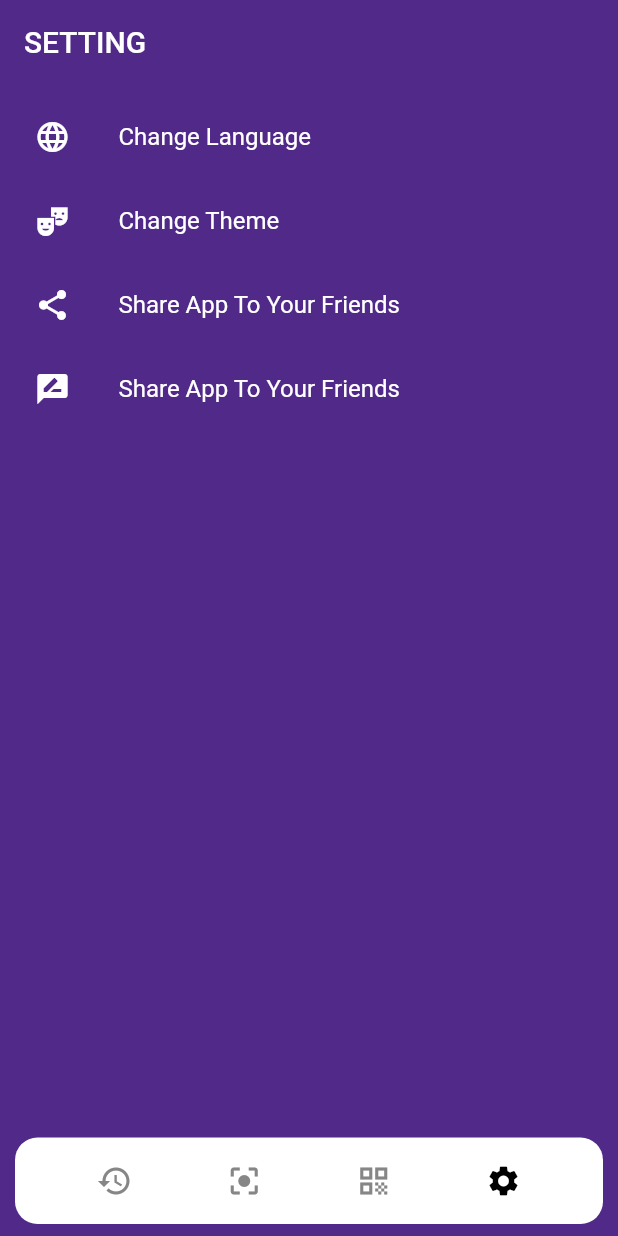
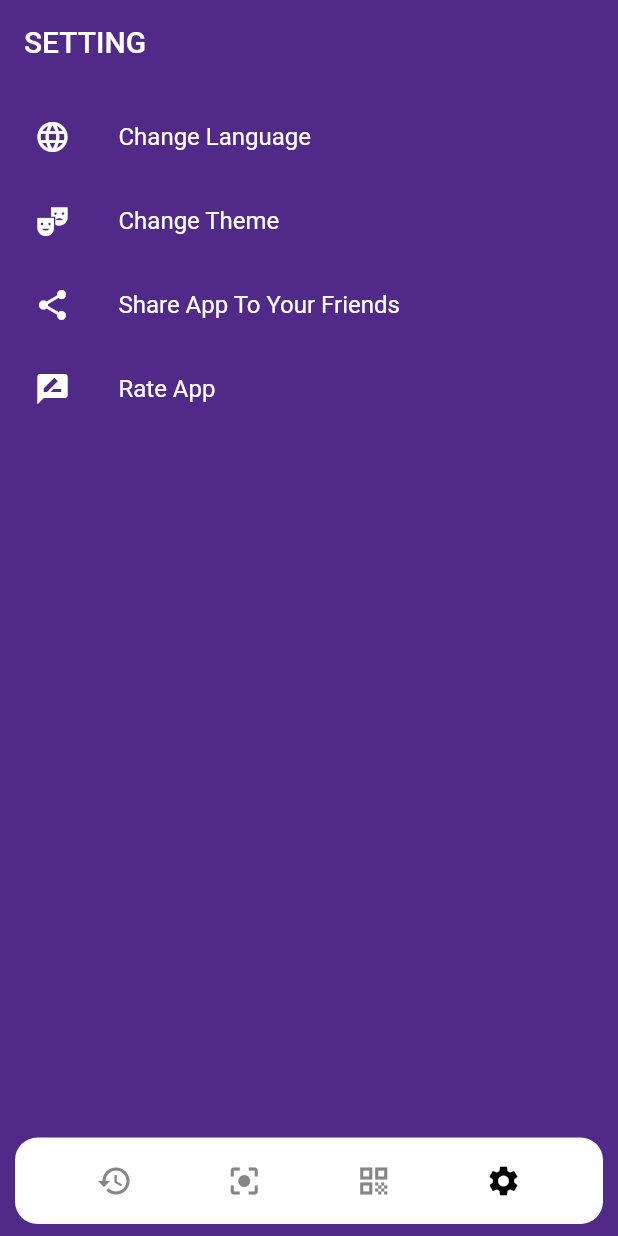
Before and after one commit to kedrakk/qrscannerapp, a Flutter app: the screen it shows after launch, item 4 of the bottom bar chosen, on a phone screen of 412 x 824 dp. Run offline on Flutter 3.47's test engine with Material 2 defaults, Android fonts, the light colour scheme and no system bars; our stand-ins replace flutter_svg, get, get_storage, google_mobile_ads, hive, hive_flutter and 5 more; missing offline and left inert: mobile_scanner, scan; accounts and stored records are empty; network calls fail.

Commit message:
remove unused

```diff
--- a/lib/screen/setting_page.dart
+++ b/lib/screen/setting_page.dart
@@ -41,7 +41,7 @@ class SettingPage extends StatelessWidget {
             iconColor: MyColor.white,
             textColor: MyColor.white,
             leading: const Icon(Icons.rate_review),
-            title: Text(LocaleKeys.shareapp.tr),
+            title: Text(LocaleKeys.rateapp.tr),
           ),
         ],
       ),
```
Also changed, not shown: lib/screen/qr_pages/qr_action.dart (deleted, +0 -102 lines), lib/screen/qr_pages/qr_action_with_barcode_scan.dart (deleted, +0 -101 lines), lib/service/controllers/qrcontrollers/barcode_scan_controller.dart (deleted, +0 -51 lines), lib/service/controllers/qrcontrollers/barcode_scan_with_barcode_scan_controller.dart (deleted, +0 -67 lines).
